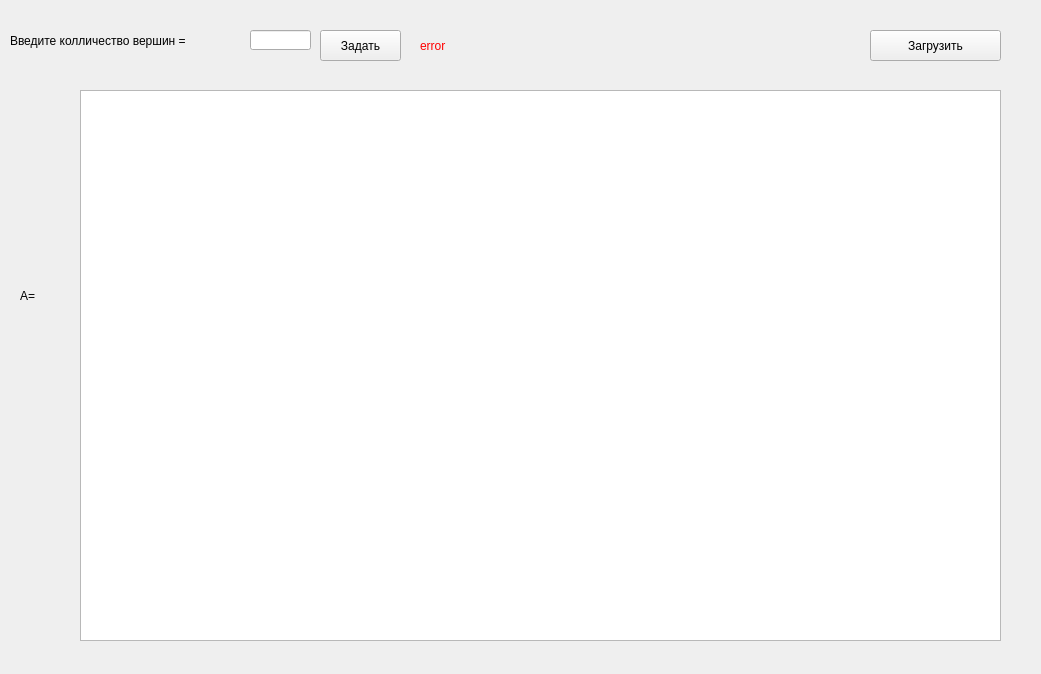
This is FormApp.ui in MedvedevIgS/UvBS_LR2 as Qt 5 draws it before an edit. The edited form follows.
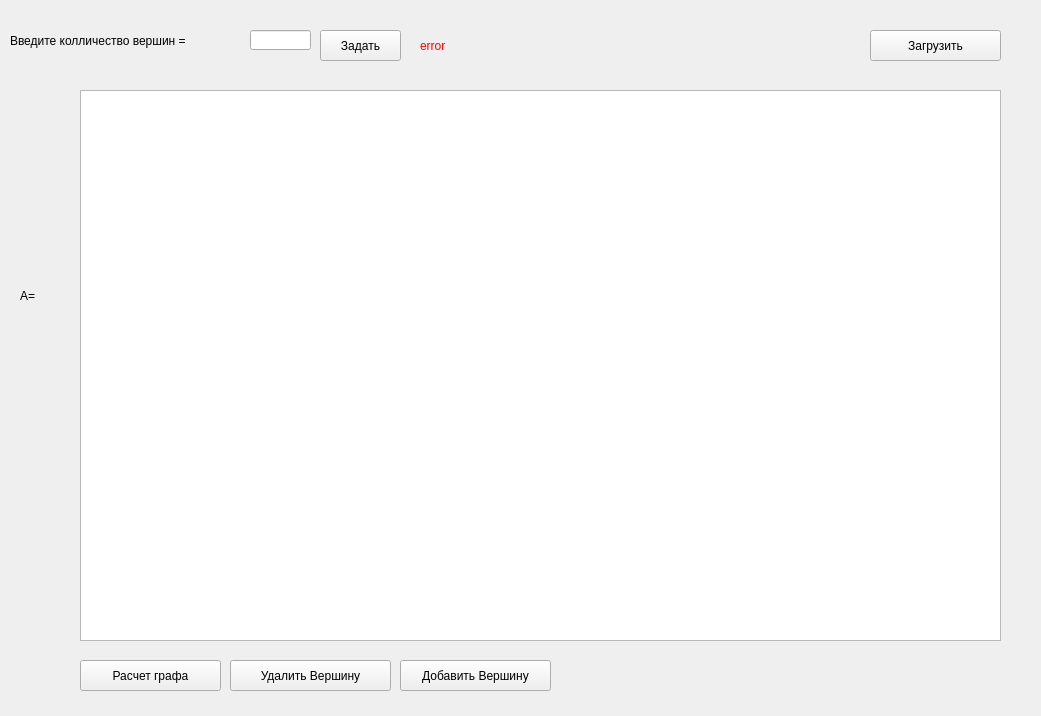
This is the edited form.

Commit message: Добавление кнопок удаления и добавления вершин

Patch:
```diff
--- a/FormApp.ui
+++ b/FormApp.ui
@@ -7,7 +7,7 @@
     <x>0</x>
     <y>0</y>
     <width>1041</width>
-    <height>674</height>
+    <height>716</height>
    </rect>
   </property>
   <property name="windowTitle">
@@ -126,6 +126,45 @@
      <string>Загрузить</string>
     </property>
    </widget>
+   <widget class="QPushButton" name="ResBut">
+    <property name="geometry">
+     <rect>
+      <x>80</x>
+      <y>660</y>
+      <width>141</width>
+      <height>31</height>
+     </rect>
+    </property>
+    <property name="text">
+     <string>Расчет графа</string>
+    </property>
+   </widget>
+   <widget class="QPushButton" name="DelBut">
+    <property name="geometry">
+     <rect>
+      <x>230</x>
+      <y>660</y>
+      <width>161</width>
+      <height>31</height>
+     </rect>
+    </property>
+    <property name="text">
+     <string>Удалить Вершину</string>
+    </property>
+   </widget>
+   <widget class="QPushButton" name="AddBut">
+    <property name="geometry">
+     <rect>
+      <x>400</x>
+      <y>660</y>
+      <width>151</width>
+      <height>31</height>
+     </rect>
+    </property>
+    <property name="text">
+     <string>Добавить Вершину</string>
+    </property>
+   </widget>
   </widget>
  </widget>
  <resources/>
```
